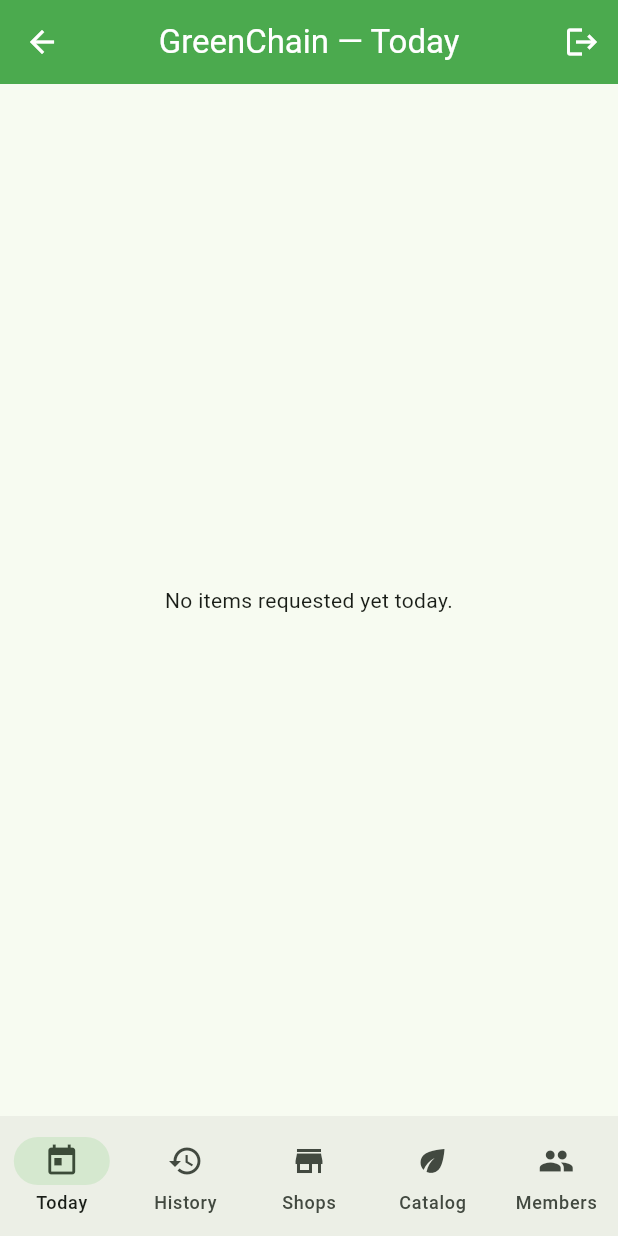
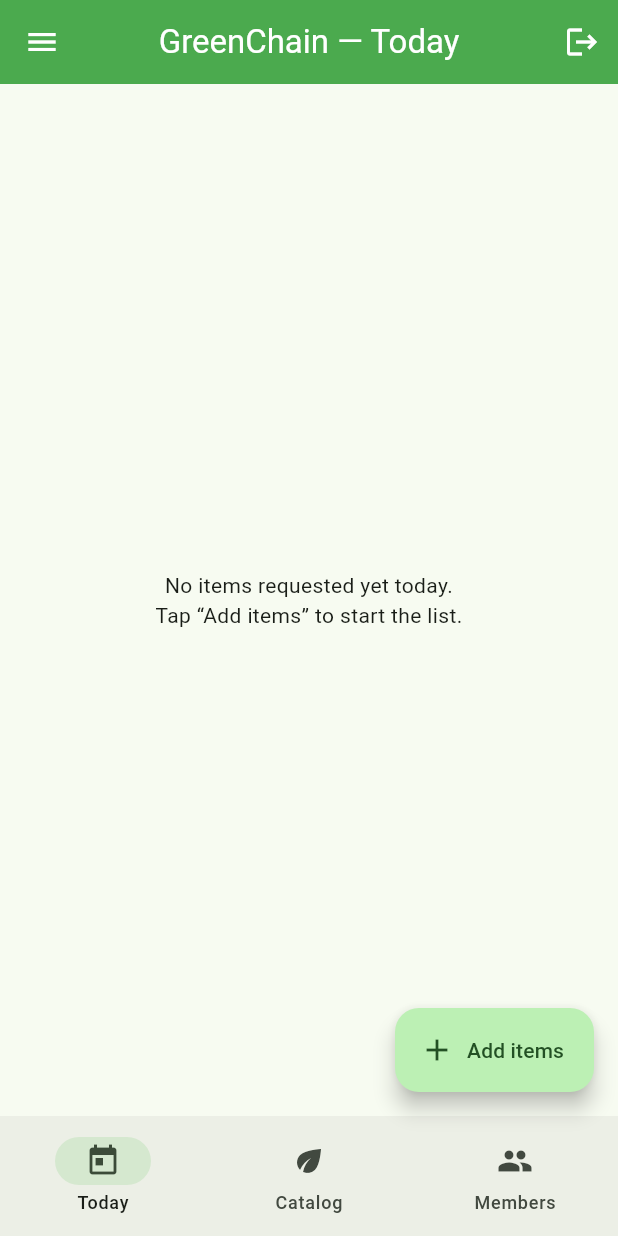
Before and after one commit to mohsinsapra/veg_shop_manager, a Flutter app: the AdminHomePage screen opened directly, on a phone screen of 412 x 824 dp. Run offline on Flutter 3.47's test engine with Material 3 defaults, Android fonts, the phone set to English and light mode, and no system bars; our stand-ins replace beamer, cloud_firestore, csv, firebase_auth, firebase_core, flutter_riverpod and 7 more; accounts and stored records are empty.

Commit message:
feature/cloud-inventory-printing: admin entry (per-shop/all-shops), drawer nav (3 bottom tabs), hide print/complete when list empty

```diff
--- a/lib/presentation/pages/admin/admin_dashboard_page.dart
+++ b/lib/presentation/pages/admin/admin_dashboard_page.dart
@@ -28,8 +28,10 @@ class AdminDashboardPage extends ConsumerWidget {
           return const Center(
             child: Padding(
               padding: EdgeInsets.all(24),
-              child: Text('No items requested yet today.',
-                  textAlign: TextAlign.center),
+              child: Text(
+                'No items requested yet today.\nTap “Add items” to start the list.',
+                textAlign: TextAlign.center,
+              ),
             ),
           );
         }
@@ -40,8 +42,7 @@ class AdminDashboardPage extends ConsumerWidget {
         }
         final itemNames = byItem.keys.toList()..sort();
 
-        final totalUnits =
-            entries.fold<int>(0, (s, e) => s + e.quantity);
+        final totalUnits = entries.fold<int>(0, (s, e) => s + e.quantity);
         final boughtUnits = entries
             .where((e) => e.bought)
             .fold<int>(0, (s, e) => s + e.quantity);
--- a/lib/presentation/pages/admin/admin_home_page.dart
+++ b/lib/presentation/pages/admin/admin_home_page.dart
@@ -2,6 +2,7 @@ import 'package:flutter/material.dart';
 import 'package:flutter_riverpod/flutter_riverpod.dart';
 import '../../providers/firebase_auth_provider.dart';
 import 'admin_dashboard_page.dart';
+import 'admin_entry_page.dart';
 import 'history_page.dart';
 import 'shops_management_page.dart';
 import 'catalog_management_page.dart';
@@ -17,29 +18,34 @@ class AdminHomePage extends ConsumerStatefulWidget {
 class _AdminHomePageState extends ConsumerState<AdminHomePage> {
   int _index = 0;
 
-  static const _titles = ['Today', 'History', 'Shops', 'Catalog', 'Members'];
+  // Full section list. The first [_bottomCount] appear in the bottom bar; the
+  // hamburger drawer (top-left) exposes all of them.
+  static const _titles = ['Today', 'Catalog', 'Members', 'Shops', 'History'];
   static const _icons = [
     Icons.today,
-    Icons.history,
-    Icons.store,
     Icons.eco,
     Icons.people,
+    Icons.store,
+    Icons.history,
   ];
+  static const _bottomCount = 3;
 
   Widget _body() {
     switch (_index) {
       case 0:
         return const AdminDashboardPage();
       case 1:
+        return const CatalogManagementPage();
+      case 2:
+        return const MembersManagementPage();
+      case 3:
+        return const ShopsManagementPage();
+      default:
         return const HistoryPage();
-      case 2:
-        return const ShopsManagementPage();
-      case 3:
-        return const CatalogManagementPage();
-      default:
-        return const MembersManagementPage();
     }
   }
+
+  void _select(int i) => setState(() => _index = i);
 
   @override
   Widget build(BuildContext context) {
@@ -55,12 +61,36 @@ class _AdminHomePageState extends ConsumerState<AdminHomePage> {
           ),
         ],
       ),
+      drawer: Drawer(
+        child: SafeArea(
+          child: ListView(
+            children: [
+              const DrawerHeader(
+                child: Center(
+                  child: Text('GreenChain',
+                      style: TextStyle(fontSize: 22, fontWeight: FontWeight.bold)),
+                ),
+              ),
+              for (var i = 0; i < _titles.length; i++)
+                ListTile(
+                  leading: Icon(_icons[i]),
+                  title: Text(_titles[i]),
+                  selected: _index == i,
+                  onTap: () {
+                    _select(i);
+                    Navigator.pop(context); // close drawer
+                  },
+                ),
+            ],
+          ),
+        ),
+      ),
       body: Row(
         children: [
           if (wide)
             NavigationRail(
               selectedIndex: _index,
-              onDestinationSelected: (i) => setState(() => _index = i),
+              onDestinationSelected: _select,
               labelType: NavigationRailLabelType.all,
               destinations: [
                 for (var i = 0; i < _titles.length; i++)
@@ -76,16 +106,25 @@ class _AdminHomePageState extends ConsumerState<AdminHomePage> {
       bottomNavigationBar: wide
           ? null
           : NavigationBar(
-              selectedIndex: _index,
-              onDestinationSelected: (i) => setState(() => _index = i),
+              selectedIndex: _index < _bottomCount ? _index : 0,
+              onDestinationSelected: _select,
               destinations: [
-                for (var i = 0; i < _titles.length; i++)
+                for (var i = 0; i < _bottomCount; i++)
                   NavigationDestination(
                     icon: Icon(_icons[i]),
                     label: _titles[i],
                   ),
               ],
             ),
+      floatingActionButton: _index == 0
+          ? FloatingActionButton.extended(
+              icon: const Icon(Icons.add),
+              label: const Text('Add items'),
+              onPressed: () => Navigator.of(context).push(
+                MaterialPageRoute(builder: (_) => const AdminEntryPage()),
+              ),
+            )
+          : null,
     );
   }
 }
```
Also changed, not shown: lib/presentation/pages/admin/admin_entry_page.dart (added, +163 -0 lines).
